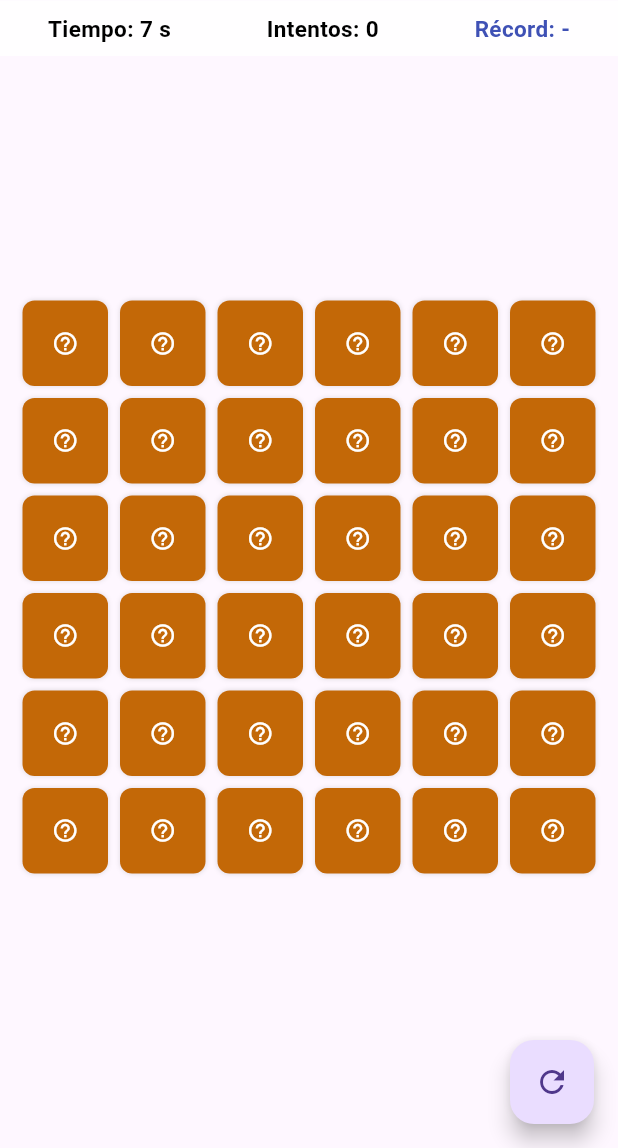
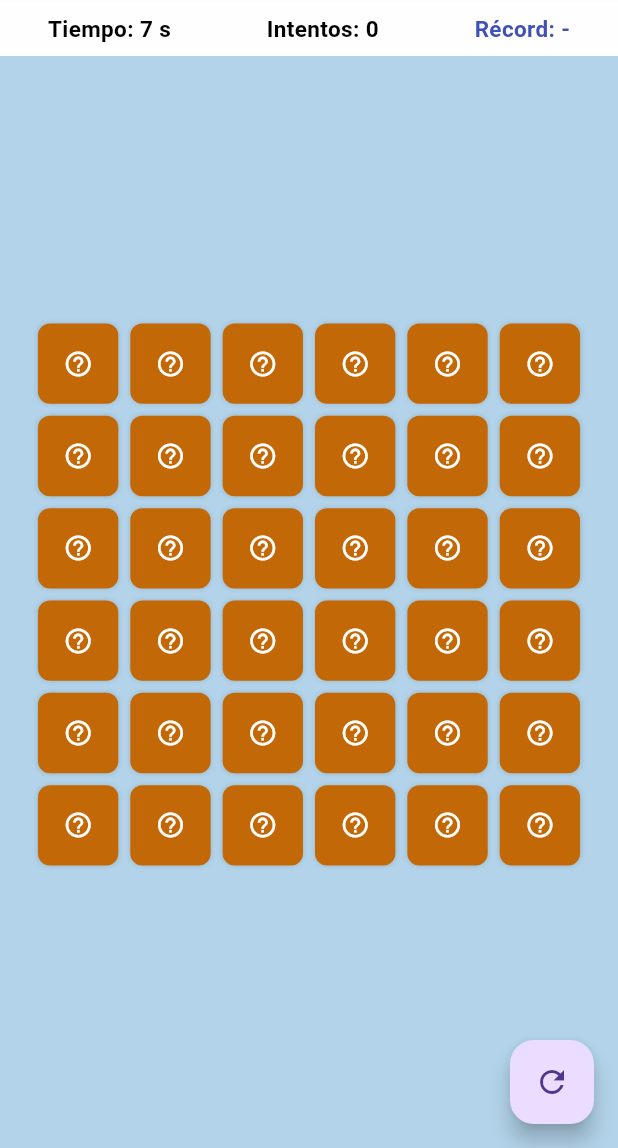
Before and after one commit to diegoguz-hub/Microproyecto, a Flutter app: the screen it shows after launch, on a phone screen of 412 x 824 dp, the part 88-1236 px from its top. Run offline on Flutter 3.47's test engine with Material 3 defaults, Android fonts, the phone set to English and light mode, and no system bars; our stand-ins replace animate_do, shared_preferences.

Commit message:
Animaciones añadidas
Added animation effects to the Memory Game UI and improved layout responsiveness.

```diff
--- a/lib/main.dart
+++ b/lib/main.dart
@@ -1,6 +1,7 @@
 import 'package:flutter/material.dart';
 import 'dart:async';
 import 'package:shared_preferences/shared_preferences.dart';
+import 'package:animate_do/animate_do.dart';
 
 void main() => runApp(const MemoryGameApp());
 
@@ -12,6 +13,10 @@ class MemoryGameApp extends StatelessWidget {
     return MaterialApp(
       debugShowCheckedModeBanner: false,
       title: 'Metro memory',
+      theme: ThemeData(
+        primarySwatch: Colors.indigo,
+        scaffoldBackgroundColor: const Color.fromARGB(255, 178, 211, 233),
+      ),
       home: const MemoryBoard(),
     );
   }
@@ -25,10 +30,12 @@ class MemoryBoard extends StatefulWidget {
 }
 
 class _MemoryBoardState extends State<MemoryBoard> {
-  final List<String> _imagePaths  = [
-    'assets/IMGUNIMET.png','assets/IMGSAMAN.png','assets/IMGGRANIER.png' , 'assets/IMGANIMAL.png', 'assets/IMGCAPELLANIA.png','assets/IMGCIRCULO.PNG',
-    'assets/IMGCONO.png', 'assets/IMGEUGENIO.png', 'assets/IMGFARMAGO.png','assets/IMGFCE.png', 'assets/IMGFORMULASAE.png', 'assets/IMGKIOSCO.png',
-    'assets/IMGVITRAF.png', 'assets/IMGMOODLE.png','assets/IMGPITCH.png', 'assets/IMGVERDI.png', 'assets/IMGVENDU.png','assets/IMGWAWA.png',
+  final List<String> _imagePaths = [
+    'assets/IMGUNIMET.png', 'assets/IMGSAMAN.png', 'assets/IMGGRANIER.png', 'assets/IMGANIMAL.png',
+    'assets/IMGCAPELLANIA.png', 'assets/IMGCIRCULO.PNG', 'assets/IMGCONO.png', 'assets/IMGEUGENIO.png',
+    'assets/IMGFARMAGO.png', 'assets/IMGFCE.png', 'assets/IMGFORMULASAE.png', 'assets/IMGKIOSCO.png',
+    'assets/IMGVITRAF.png', 'assets/IMGMOODLE.png', 'assets/IMGPITCH.png', 'assets/IMGVERDI.png',
+    'assets/IMGVENDU.png', 'assets/IMGWAWA.png',
   ];
 
   late List<String> _shuffledImages;
@@ -54,6 +61,7 @@ class _MemoryBoardState extends State<MemoryBoard> {
     _timer?.cancel();
     super.dispose();
   }
+
 
  // Carga el récord guardado en el dispositivo
   Future<void> _loadBestScore() async {
@@ -93,7 +101,6 @@ class _MemoryBoardState extends State<MemoryBoard> {
 
   void _onCardTap(int index) {
     if (_wait || _cardFliped[index]) return;
-
     setState(() => _cardFliped[index] = true);
 
     if (_firstIndex == null) {
@@ -124,7 +131,8 @@ class _MemoryBoardState extends State<MemoryBoard> {
       showDialog(
         context: context,
         barrierDismissible: false,
-        builder: (context) => AlertDialog(
+        builder: (context) => ZoomIn(
+          child: AlertDialog(
             title: const Text("¡Victoria Unimetana!"),
             content: Text("Intentos: $_attempts\nTiempo: $_secondsElapsed seg.\nMejor récord: $_bestScore"),
             actions: [
@@ -134,6 +142,7 @@ class _MemoryBoardState extends State<MemoryBoard> {
               )
             ],
           ),
+        ),
       );
     }
   }
@@ -142,7 +151,7 @@ class _MemoryBoardState extends State<MemoryBoard> {
   Widget build(BuildContext context) {
     return Scaffold(
       appBar: AppBar(
-        title: const Text("MetroMemory"),
+        title: FadeInDown(child: const Text("MetroMemory")),
         centerTitle: true,
         bottom: PreferredSize(
           preferredSize: const Size.fromHeight(40),
@@ -152,18 +161,9 @@ class _MemoryBoardState extends State<MemoryBoard> {
             child: Row(
               mainAxisAlignment: MainAxisAlignment.spaceAround,
               children: [
-                Text(
-                  "Tiempo: $_secondsElapsed s",
-                  style: const TextStyle(color: Colors.black, fontWeight: FontWeight.bold, fontSize: 15)
-                ),
-                Text(
-                  "Intentos: $_attempts",
-                  style: const TextStyle(color: Colors.black, fontWeight: FontWeight.bold, fontSize: 15)
-                ),
-                Text(
-                  "Récord: ${_bestScore == 0 ? '-' : _bestScore}",
-                  style: const TextStyle(color: Colors.indigo, fontWeight: FontWeight.bold, fontSize: 15)
-                ),
+                Text("Tiempo: $_secondsElapsed s", style: const TextStyle(color: Colors.black, fontWeight: FontWeight.bold, fontSize: 15)),
+                Text("Intentos: $_attempts", style: const TextStyle(color: Colors.black, fontWeight: FontWeight.bold, fontSize: 15)),
+                Text("Récord: ${_bestScore == 0 ? '-' : _bestScore}", style: const TextStyle(color: Colors.indigo, fontWeight: FontWeight.bold, fontSize: 15)),
               ],
             ),
           ),
@@ -174,8 +174,13 @@ class _MemoryBoardState extends State<MemoryBoard> {
           child: Column(
             mainAxisAlignment: MainAxisAlignment.center,
             children: [
-              ConstrainedBox(
-                constraints: const BoxConstraints(maxWidth: 550),
+              const SizedBox(height: 10),
+              LayoutBuilder(builder: (context, constraints) {
+                double boardWidth = constraints.maxWidth > 600 ? 550 : constraints.maxWidth * 0.95;
+                return ZoomIn(
+                  duration: const Duration(milliseconds: 800),
+                  child: SizedBox(
+                    width: boardWidth,
                     child: AspectRatio(
                       aspectRatio: 1.0,
                       child: GridView.builder(
@@ -190,32 +195,32 @@ class _MemoryBoardState extends State<MemoryBoard> {
                         ),
                         itemCount: 36,
                         itemBuilder: (context, index) {
-                      return MouseRegion(
-                        cursor: SystemMouseCursors.click,
-                        child: GestureDetector(
+                          return GestureDetector(
                             onTap: () => _onCardTap(index),
                             child: AnimatedContainer(
                               duration: const Duration(milliseconds: 300),
                               decoration: BoxDecoration(
-                              color: _cardFliped[index]
-                                  ? Colors.white
-                                  : const Color(0xFFC36807),
+                                color: _cardFliped[index] ? Colors.white : const Color(0xFFC36807), // NARANJA ORIGINAL
                                 borderRadius: BorderRadius.circular(8),
                                 boxShadow: const [BoxShadow(color: Colors.black12, blurRadius: 2)],
                               ),
                               child: _cardFliped[index]
-                                ? ClipRRect(borderRadius: BorderRadius.circular(8),
-                                child:Image.asset(_shuffledImages[index] ,
-                                fit: BoxFit.contain,),)
-                                :const Icon(Icons.help_outline,color:Colors.white,size:18),
-
+                                  ? FadeIn(
+                                      duration: const Duration(milliseconds: 400),
+                                      child: ClipRRect(
+                                        borderRadius: BorderRadius.circular(8),
+                                        child: Image.asset(_shuffledImages[index], fit: BoxFit.contain),
                                       ),
+                                    )
+                                  : const Icon(Icons.help_outline, color: Colors.white, size: 20),
                             ),
                           );
                         },
                       ),
                     ),
                   ),
+                );
+              }),
               const SizedBox(height: 20),
             ],
           ),
```
Lines whose indentation alone changed are shown as unchanged.
